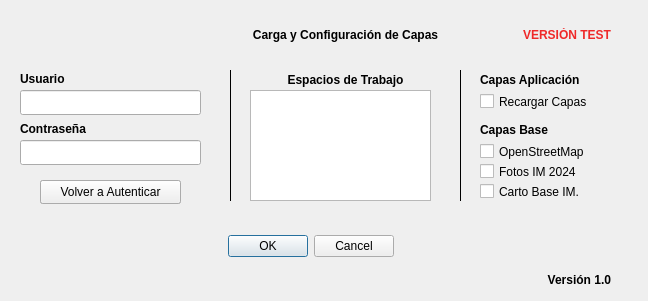
Qt form code/frontend/im_layer_loader/IM_layer_loader_dialog_base.ui (yonsonsal/elre) before a commit.
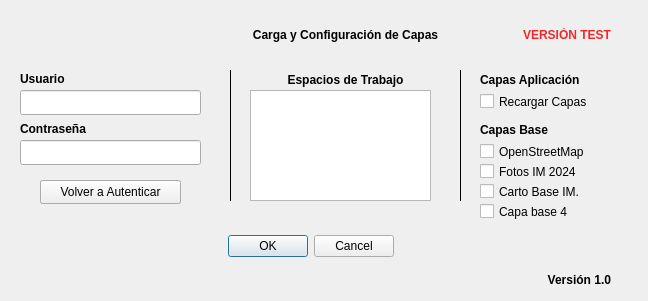
The same form after that commit.

```diff
--- a/code/frontend/im_layer_loader/IM_layer_loader_dialog_base.ui
+++ b/code/frontend/im_layer_loader/IM_layer_loader_dialog_base.ui
@@ -171,6 +171,19 @@
     <string>Carto Base IM.</string>
    </property>
   </widget>
+  <widget class="QCheckBox" name="cbox_capaBase4">
+   <property name="geometry">
+    <rect>
+     <x>480</x>
+     <y>200</y>
+     <width>161</width>
+     <height>23</height>
+    </rect>
+   </property>
+   <property name="text">
+    <string>Capa base 4</string>
+   </property>
+  </widget>
   <widget class="QLabel" name="CapasBase">
    <property name="geometry">
     <rect>
```
Left out of the diff: 2 changed lines with no effect on the pictures.
